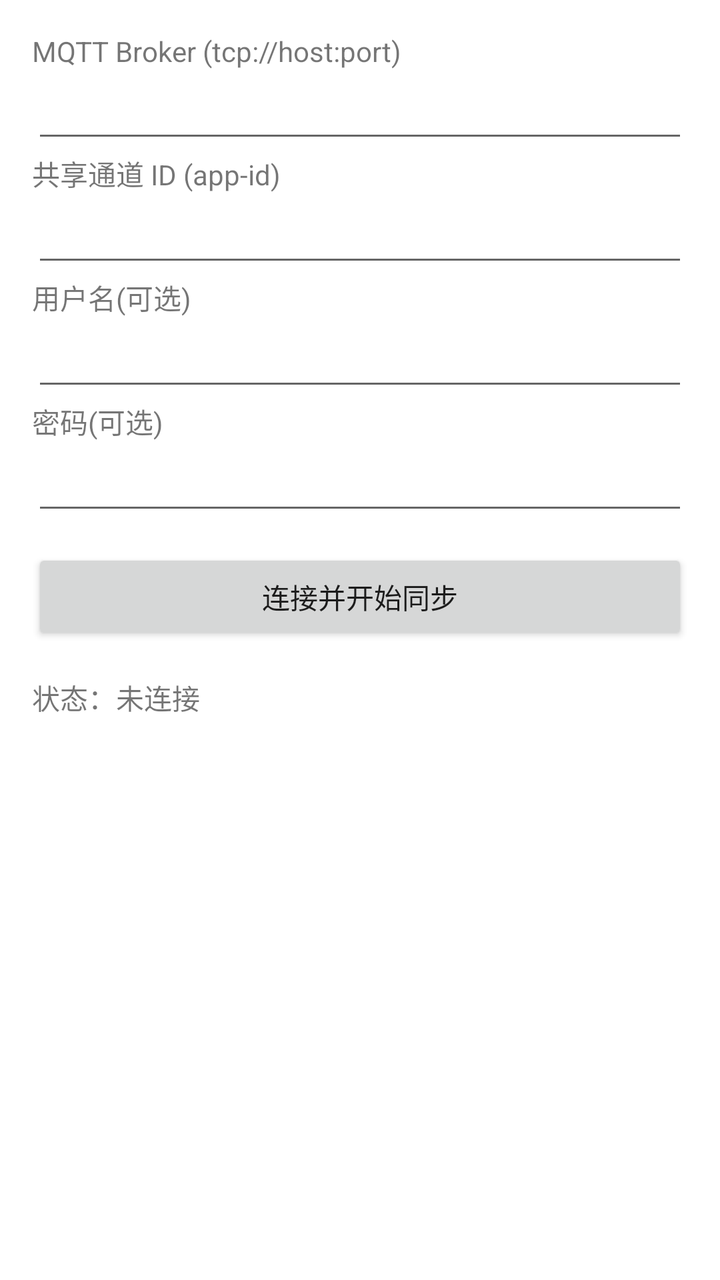
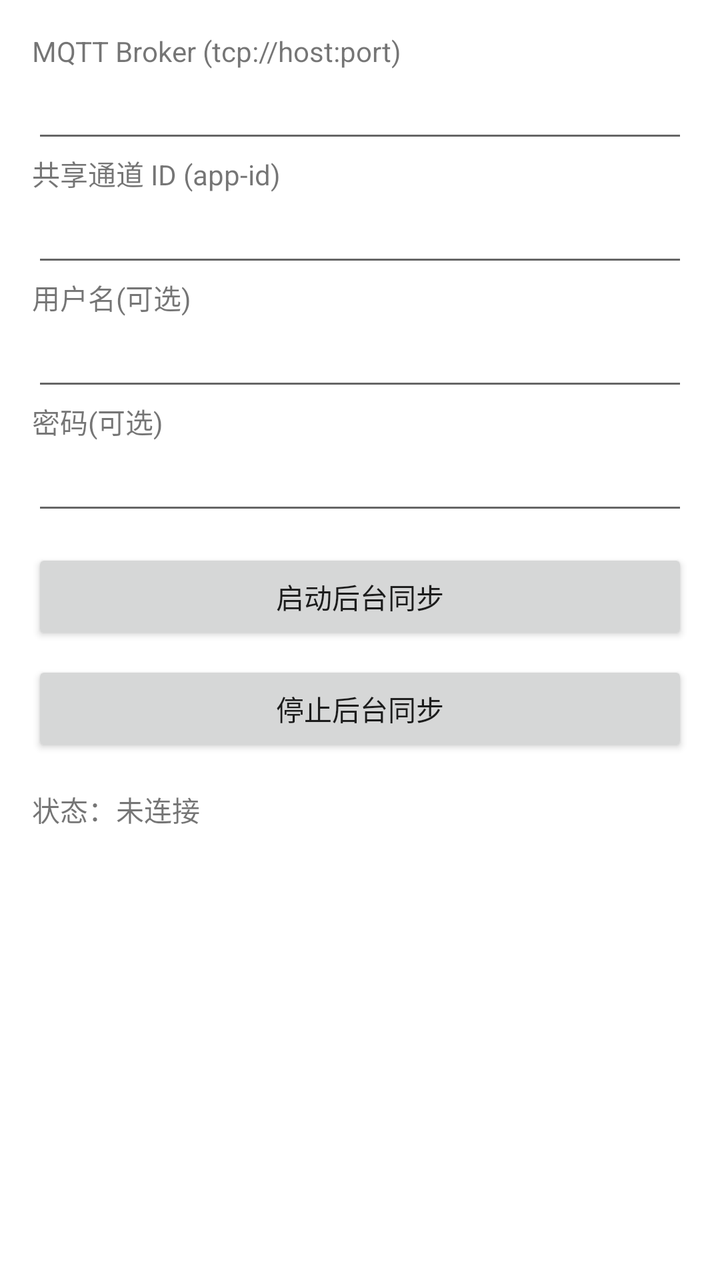

Before-and-after screenshots of an Android layout around one commit, followed by the original layout XML and the change that was made.
<!-- AndroidManifest.xml: application theme Theme.SmsSync -->
<!-- res/layout/activity_main.xml -->
<?xml version="1.0" encoding="utf-8"?>
<ScrollView xmlns:android="http://schemas.android.com/apk/res/android"
    android:layout_width="match_parent"
    android:layout_height="match_parent">

    <LinearLayout
        android:layout_width="match_parent"
        android:layout_height="wrap_content"
        android:orientation="vertical"
        android:padding="16dp">

        <TextView
            android:layout_width="wrap_content"
            android:layout_height="wrap_content"
            android:text="MQTT Broker (tcp://host:port)" />

        <EditText
            android:id="@+id/brokerInput"
            android:layout_width="match_parent"
            android:layout_height="wrap_content" />

        <TextView
            android:layout_width="wrap_content"
            android:layout_height="wrap_content"
            android:text="共享通道 ID (app-id)" />

        <EditText
            android:id="@+id/appIdInput"
            android:layout_width="match_parent"
            android:layout_height="wrap_content" />

        <TextView
            android:layout_width="wrap_content"
            android:layout_height="wrap_content"
            android:text="用户名(可选)" />

        <EditText
            android:id="@+id/usernameInput"
            android:layout_width="match_parent"
            android:layout_height="wrap_content" />

        <TextView
            android:layout_width="wrap_content"
            android:layout_height="wrap_content"
            android:text="密码(可选)" />

        <EditText
            android:id="@+id/passwordInput"
            android:layout_width="match_parent"
            android:layout_height="wrap_content"
            android:inputType="textPassword" />

        <Button
            android:id="@+id/connectBtn"
            android:layout_width="match_parent"
            android:layout_height="wrap_content"
            android:layout_marginTop="12dp"
            android:text="连接并开始同步" />

        <TextView
            android:id="@+id/statusText"
            android:layout_width="match_parent"
            android:layout_height="wrap_content"
            android:layout_marginTop="16dp"
            android:text="状态：未连接" />
    </LinearLayout>
</ScrollView>
<!-- resources referenced by this layout -->
<resources>
  <style name="Theme.SmsSync" parent="Theme.MaterialComponents.DayNight.DarkActionBar">
          <item name="colorPrimary">@android:color/holo_blue_dark</item>
          <item name="colorPrimaryVariant">@android:color/holo_blue_bright</item>
          <item name="colorOnPrimary">@android:color/white</item>
          <item name="colorSecondary">@android:color/holo_green_dark</item>
          <item name="android:statusBarColor" tools:targetApi="l">?attr/colorPrimaryVariant</item>
      </style>
</resources>

<!-- the commit's change to res/layout/activity_main.xml (unified diff, before → after) -->
@@ -55,7 +55,14 @@
             android:layout_width="match_parent"
             android:layout_height="wrap_content"
             android:layout_marginTop="12dp"
-            android:text="连接并开始同步" />
+            android:text="启动后台同步" />
+
+        <Button
+            android:id="@+id/stopBtn"
+            android:layout_width="match_parent"
+            android:layout_height="wrap_content"
+            android:layout_marginTop="8dp"
+            android:text="停止后台同步" />
 
         <TextView
             android:id="@+id/statusText"
